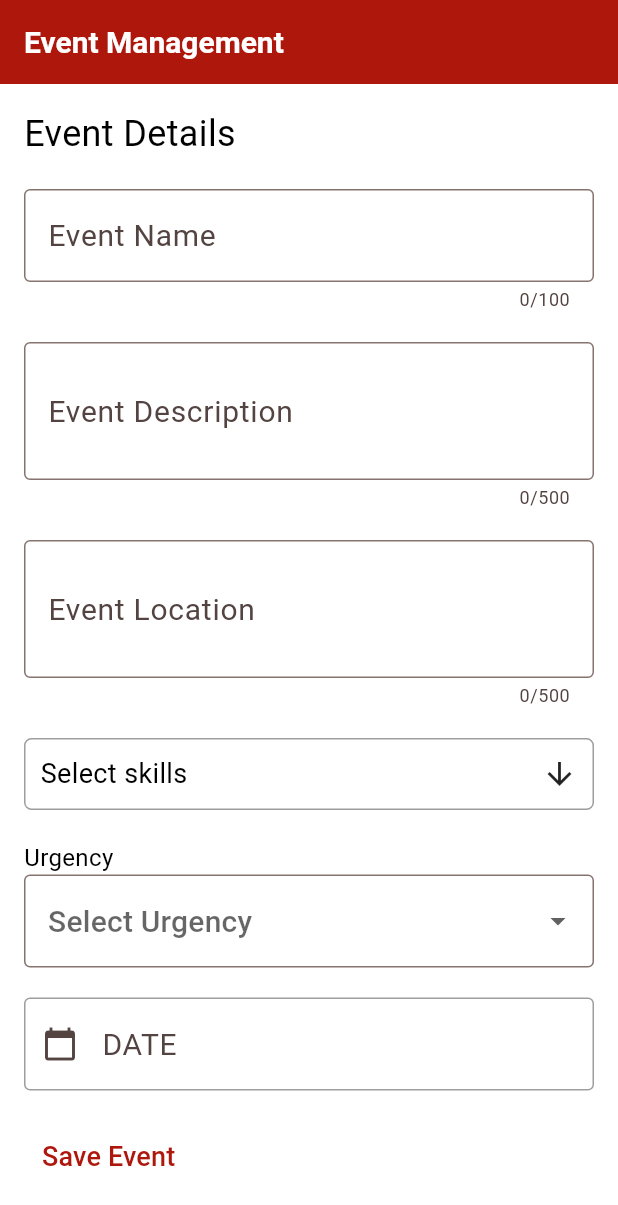
After one commit to anthonycasarta/volunteerexpress, a Flutter app: the screen it shows after launch, on a phone screen of 412 x 824 dp. The commit adds this screen. Shown: the top 1205 px of the screen. Run offline on Flutter 3.47's test engine with Material 3 defaults, Android fonts, the phone set to English and light mode, and no system bars; drawn by our look-alikes of multi_select_flutter.

Commit message:
Event Page version 1

```diff
--- /dev/null
+++ b/lib/event_form.dart
@@ -0,0 +1,223 @@
+import 'package:flutter/material.dart';
+import 'package:volunteerexpress/custom-widgets/textbuttons/default_textbutton.dart';
+import 'package:volunteerexpress/custom-widgets/textbuttons/text_only_button.dart';
+import 'package:volunteerexpress/themes/colors.dart';
+import 'package:multi_select_flutter/multi_select_flutter.dart';
+
+
+class EventManagementForm extends StatefulWidget {
+  const EventManagementForm({super.key});
+
+  @override
+  State<EventManagementForm> createState() => _EventManagementFormState();
+
+}
+
+class _EventManagementFormState extends State<EventManagementForm> {
+    final TextEditingController eventNameController = TextEditingController();
+    final TextEditingController eventDescriptionController = TextEditingController();
+    final TextEditingController eventLocationController = TextEditingController();
+    final TextEditingController eventDateController = TextEditingController();
+
+    List<DateTime> dates = [];
+
+    Future<void> selectDate() async {
+    DateTime? picked = await showDatePicker(
+      context: context,
+      initialDate: DateTime.now(),
+      firstDate: DateTime(2000),
+      lastDate: DateTime(2100),
+    );
+    if (picked != null) {
+      setState(() {
+        dates.add(picked);
+        eventDateController.text = picked.toString().split(" ")[0];
+      });
+    }
+  }
+
+    final List<String> requiredSkills = [
+      "Teamwork",
+      "Communication",
+      "Leadership",
+      "Problem Solving",
+      "Time Management",
+      "Technical Skills",
+      "Adaptability",
+    ];
+
+    final List<String> urgencyOptions = [
+      'High',
+      'Medium',
+      'Low',
+    ];
+
+    String? selectedUrgency;
+
+  List<String> selectedSkills = [];
+
+  @override
+  Widget build(BuildContext context) {
+    return Scaffold(
+      appBar: AppBar(
+        title: const Text('Event Management', style: TextStyle(color: textColorLight)),
+        backgroundColor: primaryAccentColor,
+      ),
+    body: SingleChildScrollView(
+      padding: const EdgeInsets.all(16.0),
+      child: Column(
+        crossAxisAlignment: CrossAxisAlignment.start,
+        children: [
+          const Text(
+            'Event Details',
+            style: TextStyle(fontSize: 24, color: textColorDark),
+          ),
+          const SizedBox(height: 20),
+          InfoTextBox(
+            controller: eventNameController,
+            labelText: 'Event Name',
+            hintText: 'Enter the event name',
+            isRequired: true,
+            maxLength: 100,
+          ),
+          const SizedBox(height: 20),
+          InfoTextBox(
+            controller: eventDescriptionController,
+            labelText: 'Event Description',
+            hintText: 'Enter the event desciption',
+            isRequired: true,
+            isMultiline: true,
+            minLines: 2,
+            maxLength: 500,
+          ),
+          const SizedBox(height: 20),
+          InfoTextBox(
+            controller: eventLocationController,
+            labelText: 'Event Location',
+            hintText: 'Enter the event location',
+            isRequired: true,
+            isMultiline: true,
+            minLines: 2,
+            maxLength: 500,
+          ),
+          const SizedBox(height: 20),
+          MultiSelectDialogField(
+
+            items: requiredSkills
+              .map((skill) => MultiSelectItem<String>(skill, skill))
+              .toList(),
+            title: const Text("Required Skills"),
+            selectedColor: primaryAccentColor,
+            decoration: BoxDecoration(
+              borderRadius: BorderRadius.all(Radius.circular(5)),
+              border: Border.all(
+                color: Colors.grey,
+                width: 1,
+              ),
+            ),
+          buttonText: const Text(
+            "Select skills",
+            style: TextStyle(
+              fontSize: 18,
+              color: textColorDark,
+            ),
+          ),
+          onConfirm: (List<String> selected) {
+            setState(() {
+              selectedSkills = selected;
+            });
+          },
+          ),
+          const SizedBox(height: 20),
+          const Text(
+              'Urgency',
+              style: TextStyle(fontSize: 16, color: textColorDark),
+          ),
+          DropdownButtonFormField<String>(
+            value: selectedUrgency,
+            hint: const Text('Select Urgency'),
+            items: urgencyOptions.map((String urgency) {
+              return DropdownMenuItem<String>(
+                value: urgency, child: Text(urgency),
+                );}).toList(),
+            onChanged: (String? newValue) {
+              setState(() {
+                selectedUrgency = newValue;
+              });
+            },
+            validator: (value) => value == null ? 'Please select an urgency level' : null,
+            decoration: const InputDecoration(
+              border: OutlineInputBorder(),
+              //filled: true,
+              contentPadding: EdgeInsets.symmetric(horizontal: 12, vertical: 16),
+            )
+          ),
+          const SizedBox(height:20),
+          TextField(
+                  controller: eventDateController,
+                  decoration: const InputDecoration(
+                    labelText: 'DATE',
+                    prefixIcon: Icon(Icons.calendar_today),
+                    enabledBorder: OutlineInputBorder(
+                      borderSide: BorderSide(color: Colors.grey),
+                    ),
+                    focusedBorder: OutlineInputBorder(
+                      borderSide: BorderSide(color: primaryAccentColor),
+                    ),
+                  ),
+                  readOnly: true,
+                  onTap: selectDate,
+                ),
+          const SizedBox(height: 20),
+          TextOnlyButton(
+            onPressed: () {
+              ScaffoldMessenger.of(context).showSnackBar(
+                const SnackBar(content: Text('Event Saved')),
+              );
+            },
+            label: 'Save Event',
+            fontSize: 18,
+          ),
+        ],
+      ),
+    ),
+  );
+  }
+}
+
+class InfoTextBox extends StatelessWidget {
+  final TextEditingController controller;
+  final String labelText;
+  final String hintText;
+  final bool isRequired;
+  final int? maxLength;
+  final bool isMultiline;
+  final int? minLines;
+
+  const InfoTextBox({
+    super.key,
+    required this.controller,
+    required this.labelText,
+    required this.hintText,
+    this.isRequired = false,
+    this.maxLength,
+    this.isMultiline = false,
+    this.minLines = 1,
+  });
+
+  @override
+  Widget build(BuildContext context) {
+    return TextField(
+      controller: controller,
+      minLines: minLines,
+      maxLength: maxLength,
+      maxLines: isMultiline ? null : 1,  // Single line by default
+      decoration: InputDecoration(
+        labelText: labelText,
+        hintText: hintText,
+        border: const OutlineInputBorder(),
+        suffixText: isRequired ? '*' : null,  // Adds a * if required
+      ),
+    );
+  }
+}
--- a/lib/main.dart
+++ b/lib/main.dart
@@ -1,6 +1,7 @@
 import 'package:flutter/material.dart';
 import 'package:volunteerexpress/themes/colors.dart';
 import 'profile.dart';
+import 'event_form.dart';
 void main() {
   runApp(const MyApp());
 }
@@ -60,7 +61,7 @@ class MyApp extends StatelessWidget {
         colorScheme: ColorScheme.fromSeed(seedColor: primaryAccentColor),
         useMaterial3: true,
       ),
-      home: ProfilePage(),
+      home: EventManagementForm(),
     );
   }
 }
--- a/pubspec.yaml
+++ b/pubspec.yaml
@@ -30,6 +30,7 @@ environment:
 dependencies:
   flutter:
     sdk: flutter
+  multi_select_flutter: ^4.0.0
 
 
   # The following adds the Cupertino Icons font to your application.
```
Also changed, not shown: pubspec.lock.
